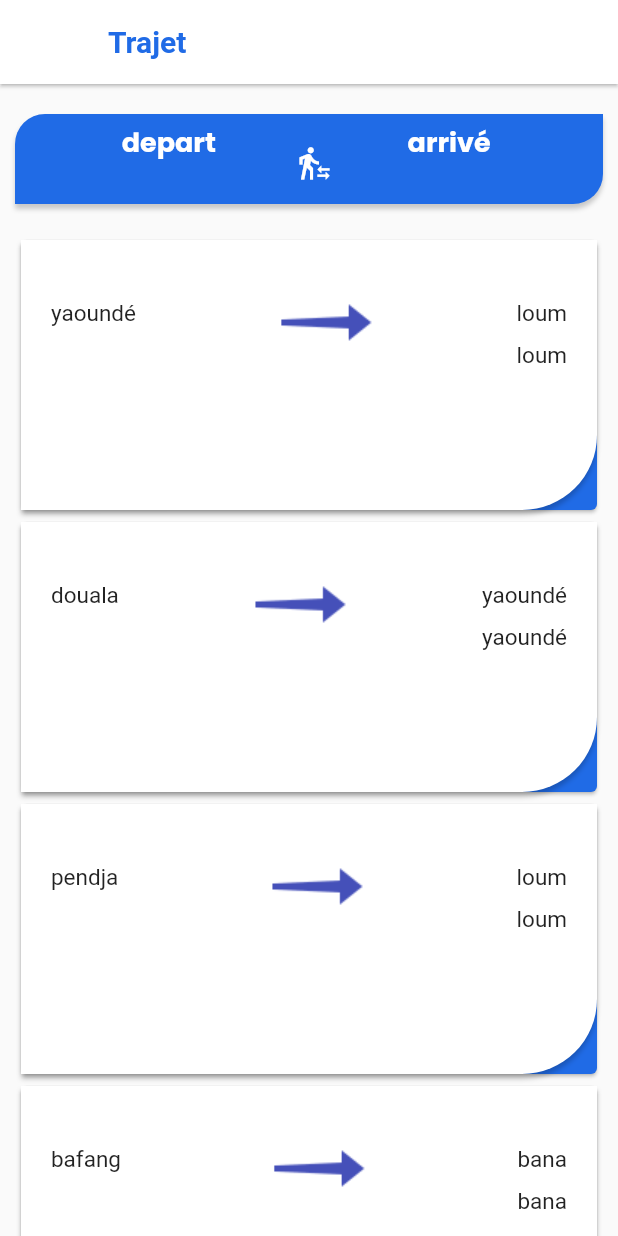
After one commit to cabrelshadow/TaxiApp, a Flutter app: the Trajet screen opened by its route, on a phone screen of 412 x 824 dp. The commit adds this screen. Run offline on Flutter 3.47's test engine with Material 2 defaults, Android fonts, the phone set to English and light mode, and no system bars; our stand-ins replace cloud_firestore, firebase_auth, firebase_core, firebase_storage, flutter_svg, get and 6 more; missing offline and left inert: dart:ffi, fl_country_code_picker, flutter_google_places, google_maps_webservice; accounts and stored records are empty.

Commit message:
add card for tick travel

```diff
--- a/lib/constants/image_string.dart
+++ b/lib/constants/image_string.dart
@@ -16,3 +16,4 @@ const String  userIcon="assets/images/peson.png";
 const String  bookmark="assets/images/bookm.png";
 const String  menu="assets/images/menu.png";
 const String  profile="assets/images/pro.jpg";
+const String  flech="assets/images/fleche.png";
--- /dev/null
+++ b/lib/constants/possitonGeographique.dart
@@ -0,0 +1,2 @@
+const double  CamerounDoualaLatitude=4.0360708;
+const double  CamerounDoualaLongitude=9.6594019;
--- /dev/null
+++ b/lib/models/trajetmodels/trajetmodel.dart
@@ -0,0 +1,78 @@
+class Trajetmodel{
+  String villeDepart;
+  String villeArriver;
+  String heurArriver;
+  double Prix;
+  String image;
+  Trajetmodel({
+    required this.villeDepart,
+    required this.villeArriver,
+    required this.heurArriver,
+    required this.image,
+    required this.Prix,
+});
+
+}
+
+  List<Trajetmodel> trajetlistitem=[
+
+      Trajetmodel(
+
+          villeDepart: "yaoundé",
+          villeArriver: "loum",
+          heurArriver: "6h50",
+          image:"assets/images/bus.png",
+          Prix: 5000,
+      ),
+    Trajetmodel(
+
+      villeDepart: "douala",
+      villeArriver: "yaoundé",
+      heurArriver: "15h50",
+      image:"assets/images/bus.png",
+      Prix: 7000,
+    ),
+    Trajetmodel(
+
+      villeDepart: "pendja",
+      villeArriver: "loum",
+      heurArriver: "11h50",
+      image:"assets/images/bus.png",
+      Prix: 4000,
+    ),
+    Trajetmodel(
+
+      villeDepart: "bafang",
+      villeArriver: "bana",
+      heurArriver: "16h50",
+      image:"assets/images/bus.png",
+      Prix: 3000,
+    ),
+    Trajetmodel(
+
+      villeDepart: "bafang",
+      villeArriver: "bana",
+      heurArriver: "16h50",
+      image:"assets/images/bus.png",
+      Prix: 3000,
+    ),
+    Trajetmodel(
+
+      villeDepart: "bafang",
+      villeArriver: "bana",
+      heurArriver: "16h50",
+      image:"assets/images/bus.png",
+      Prix: 3000,
+    ),
+    Trajetmodel(
+
+      villeDepart: "bafang",
+      villeArriver: "bana",
+      heurArriver: "16h50",
+      image:"assets/images/bus.png",
+      Prix: 3000,
+    ),
+
+  ];
+
+ // static Item({required String villeDepart, required String villeArrive, required int prix, required String image, required String heurArrive}) {}
--- a/lib/routes/routes.dart
+++ b/lib/routes/routes.dart
@@ -2,19 +2,24 @@ import 'package:get/get.dart';
 import 'package:taxiapp/views/home.dart';
 import 'package:taxiapp/views/navbar.dart';
 import 'package:taxiapp/views/trajet.dart';
+import 'package:taxiapp/views/trajetdisponible.dart';
+import 'package:taxiapp/views/users.dart';
 
 import '../views/homeScreen.dart';
 class AppPage{
   static List<GetPage> routes=[
     GetPage(name: navbar, page: ()=> const NavBar()),
     GetPage(name: home, page: ()=> const HomeScreen()),
-    GetPage(name: trajet, page: ()=> const TrajetList()),
+    GetPage(name: trajetdisponible, page: ()=> const Trajet()),
+    GetPage(name: user, page: ()=> const UserPage()),
   ];
   static getnavbar()=>navbar;
   static gethome()=>home;
-  static gettrajet()=>trajet;
+  static gettrajet()=>trajetdisponible;
+  static getuser()=>user;
 
   static String navbar='/';
   static String home='/home';
-  static String trajet='/trajet';
+  static String trajetdisponible='/trajetdisponible';
+  static String user='/user';
 }
--- a/lib/views/homeScreen.dart
+++ b/lib/views/homeScreen.dart
@@ -11,6 +11,7 @@ import 'package:flutter/services.dart' show rootBundle;
 import 'package:taxiapp/views/trajet.dart';
 import '../constants/colors.dart';
 
+import '../constants/possitonGeographique.dart';
 import '../widgets/my_drawer_header.dart';
 
 
@@ -42,8 +43,10 @@ class _HomeScreenState extends State<HomeScreen> {
   }
 
 final CameraPosition _kGooglePlex = CameraPosition(
-    target: LatLng(37.42796133580664, -122.085749655962),
-    zoom: 14.4746,
+    target: LatLng(CamerounDoualaLatitude, CamerounDoualaLongitude),
+
+
+zoom: 14.4746,
   );
 GoogleMapController? myMapController;
   @override
--- a/lib/views/navbar.dart
+++ b/lib/views/navbar.dart
@@ -5,6 +5,8 @@ import 'package:taxiapp/controller/controller.dart';
 import 'package:taxiapp/views/home.dart';
 import 'package:taxiapp/views/trajet.dart';
 import 'package:iconly/iconly.dart';
+import 'package:taxiapp/views/trajetdisponible.dart';
+import 'package:taxiapp/views/users.dart';
 
 import 'homeScreen.dart';
 
@@ -25,7 +27,8 @@ class _NavBarState extends State<NavBar> {
          index: controller.tabIndex,
          children: const [
            HomeScreen(),
-           TrajetList(),
+           Trajet(),
+           UserPage(),
          ],
 
        ) ,
@@ -39,6 +42,8 @@ class _NavBarState extends State<NavBar> {
          items: [
             _bottombarItem(IconlyBold.home, "home"),
             _bottombarItem(IconlyBold.ticket, "trajet"),
+
+            _bottombarItem(IconlyBold.user_2, "users"),
          ],
        ),
      );
--- a/lib/views/profile_settings.dart
+++ b/lib/views/profile_settings.dart
@@ -11,6 +11,7 @@ import 'package:google_fonts/google_fonts.dart';
 import 'package:image_picker/image_picker.dart';
 import 'package:path/path.dart' as Path;
 import 'package:taxiapp/views/homeScreen.dart';
+import 'package:taxiapp/views/navbar.dart';
 
 import '../utils/app_colors.dart';
 import '../widgets/green_intro_wiget.dart';
@@ -199,7 +200,7 @@ storeUserInfo()async{
       setState(() {
         isLoading=false;
       });
-      Get.to(()=> HomeScreen());
+      Get.to(()=>NavBar());
 
     });
 }
--- a/lib/views/trajet.dart
+++ b/lib/views/trajet.dart
@@ -13,19 +13,13 @@ class TrajetList extends StatelessWidget {
     return Scaffold(
       appBar:AppBar(
         iconTheme: IconThemeData(color: Colors.black),
-        title: Text("trajet" ,style: GoogleFonts.poppins(fontWeight: FontWeight.bold,fontSize: 15,color:appcolor),),
-        centerTitle: true,
-        elevation: 2,
-        shadowColor: Colors.white,
-        backgroundColor: Colors.white,
-        actions: [
-          Container(
-            margin: EdgeInsets.symmetric(horizontal: 20, vertical: 7),
+        title: Text("trajet" ,style: GoogleFonts.poppins(fontWeight: FontWeight.bold,fontSize: 17,color:appcolor),),
+        centerTitle: false,
 
 
-          )
-        ],
-        leading: Icon(Icons.arrow_back_outlined,color: Colors.black,),
+        backgroundColor: Colors.white,
+
+
       ) ,
       body: SingleChildScrollView(
            child: Container(
--- /dev/null
+++ b/lib/views/trajetdisponible.dart
@@ -0,0 +1,171 @@
+import 'package:flutter/material.dart';
+import 'package:get/get.dart';
+import 'package:get/get_core/src/get_main.dart';
+import 'package:google_fonts/google_fonts.dart';
+import 'package:taxiapp/constants/image_string.dart';
+import 'package:taxiapp/models/trajetmodels/trajetmodel.dart';
+
+import '../constants/colors.dart';
+class Trajet extends StatelessWidget {
+  const Trajet({Key? key}) : super(key: key);
+
+  @override
+  Widget build(BuildContext context) {
+    return SafeArea(
+      child: Scaffold(
+        appBar: AppBar(
+          elevation: 1,
+          backgroundColor: Colors.white,
+          title: Text("Trajet" ,style: GoogleFonts.roboto(fontWeight: FontWeight.bold,fontSize: 20,color:appcolor),),
+        ),
+
+        body: SingleChildScrollView(
+           child: Container(
+             padding: EdgeInsets.only(top: 20),
+               child: Column(
+                 children: [
+
+                   Container(
+                     width: 400,
+                     height: 60,
+                     padding: EdgeInsets.only(top: 5),
+                     margin: EdgeInsets.symmetric(horizontal: 10),
+                     decoration: BoxDecoration(
+                       borderRadius: BorderRadius.only(
+                           topLeft: Radius.circular(20),
+                           bottomRight: Radius.circular(20)
+                       ),
+                       boxShadow: [
+                         BoxShadow(
+                           offset: Offset(0,3),
+                           blurRadius: 2,
+                           color: Colors.black.withOpacity(0.2),
+                         )
+                       ],
+                       color:appcolor,
+                     ),
+                     child: Row(
+                       mainAxisAlignment: MainAxisAlignment.center,
+
+                       children: [
+                         Column(
+
+                           children: [ Text("depart ",style: GoogleFonts.poppins(
+                               color: Colors.white,
+                               fontWeight: FontWeight.bold,
+                               fontSize: 18
+                           ),)],
+                         ),
+                         SizedBox(width: 50,),
+                         Icon(Icons.transfer_within_a_station,color: Colors.white,),
+                         SizedBox(width: 50,),
+                         Column(
+                           children: [ Text("arrivé ",style: GoogleFonts.poppins(
+                               color: Colors.white,
+                               fontWeight: FontWeight.bold,
+                               fontSize: 18
+                           ),)],
+                         ),
+                         SizedBox(height: 10,)
+                       ],
+                     ),
+                   ),
+                   SizedBox(height: 10,),
+                  SizedBox(
+                    height:Get.height,
+
+                     child:  ListView.builder(
+                         padding: EdgeInsets.all(10),
+                         shrinkWrap: true,
+                         scrollDirection: Axis.vertical,
+                         itemCount:trajetlistitem.length,
+                         itemBuilder: (context,index){
+                           return Card(
+                              color:appcolor,
+                             child: Container(
+                               padding: EdgeInsets.symmetric(vertical: 20),
+                               height: 180,
+                               width: 300,
+                               decoration: BoxDecoration(
+                                   borderRadius: BorderRadius.only(
+                                     bottomRight: Radius.circular(50)
+                                   ),
+                                   boxShadow: [
+                                     BoxShadow(
+
+                                         offset: Offset(0,3),
+                                         blurRadius: 2,
+                                         color: Colors.black.withOpacity(0.2)
+                                     ),
+
+                                   ],
+                                   color: Colors.white
+                               ),
+                               child: Row(
+
+                                 mainAxisAlignment: MainAxisAlignment.spaceBetween,
+                                 children: [
+                                        Column(
+                                          children: [
+                                            Container(
+                                              margin: EdgeInsets.all(20),
+
+                                              child:Column(
+                                                  children: [
+                                                    Text(trajetlistitem[index].villeDepart,style: GoogleFonts.roboto(
+                                                      fontSize: 15,
+
+                                                    ),),
+                                                    SizedBox(height: 10,),
+
+
+                                                  ]
+                                              ) ,
+                                            )
+                                          ],
+                                        ),
+                                   Container(
+                                     margin: EdgeInsets.all(3),
+                                     child: Column(
+                                       children: [
+                                        Image(image: AssetImage(flech))
+                                       ],
+                                     ),
+                                   ),
+                                   Container(
+                                     margin: EdgeInsets.all(20),
+                                     child: Column(
+                                         children: [
+                                           Text(trajetlistitem[index].villeArriver,style: GoogleFonts.roboto(
+                                             fontSize: 15,
+
+                                           ) ),
+
+
+                                           SizedBox(height: 10,),
+                                           Text(trajetlistitem[index].villeArriver,style: GoogleFonts.roboto(
+                                             fontSize: 15,
+
+                                           ) ),
+                                         ]
+                                     ),
+                                   ),
+
+                                 ],
+                               ),
+                             ),
+                           );
+                         }
+
+                     ) ,
+                   ),
+
+
+                 ],
+               ),
+           ),
+        ),
+      ),
+    );
+  }
+}
--- /dev/null
+++ b/lib/views/users.dart
@@ -0,0 +1,12 @@
+import 'package:flutter/material.dart';
+class UserPage extends StatelessWidget {
+  const UserPage({Key? key}) : super(key: key);
+
+  @override
+  Widget build(BuildContext context) {
+    return Scaffold(
+      backgroundColor: Colors.red,
+         body: Center(child: Text("user pages"),),
+    );
+  }
+}
```
Also changed, not shown: assets/images/fleche.png (added).
